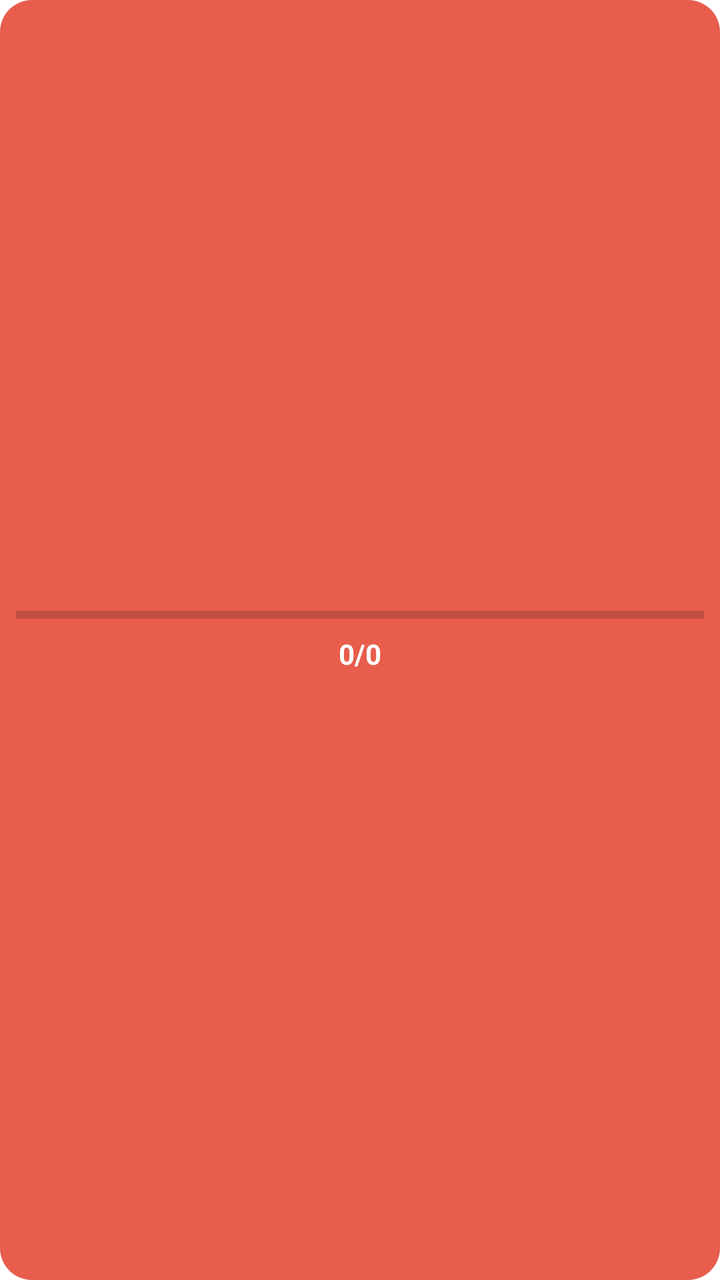
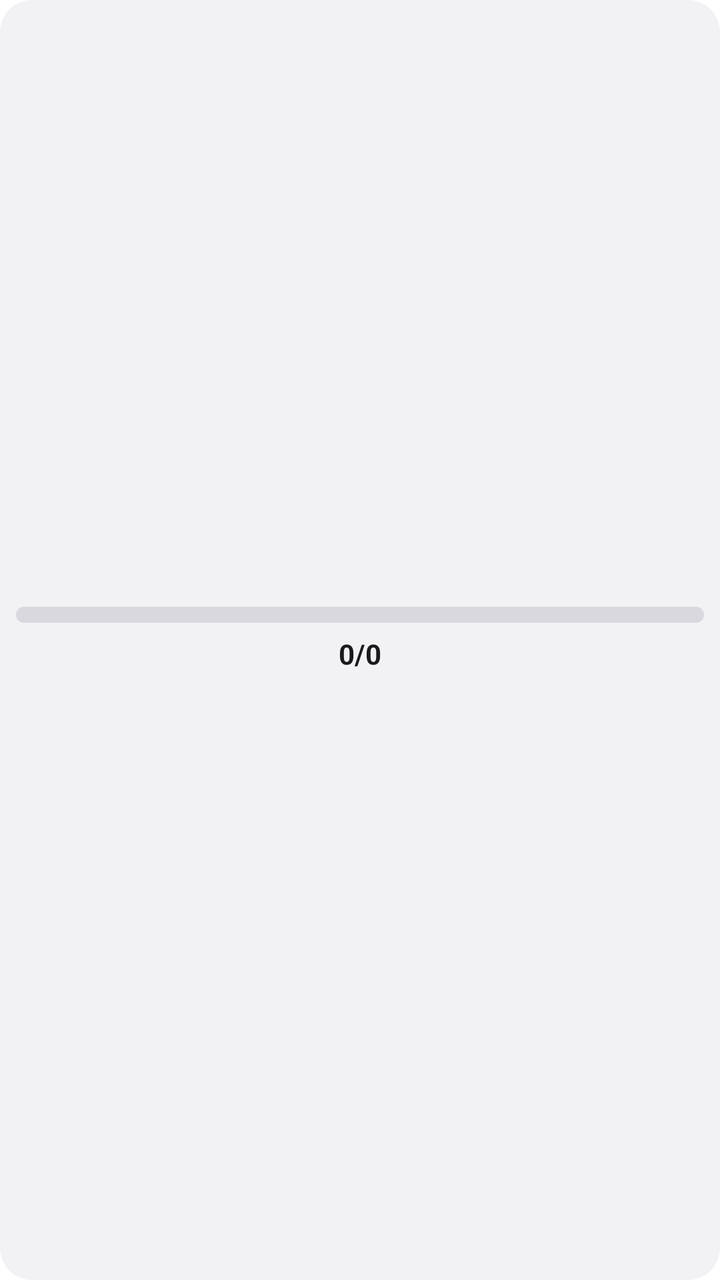

Two renders of the same Android screen: before a commit and after it. Below are the layout's source before the change and the commit's diff.
<!-- AndroidManifest.xml: fallback theme Theme.MaterialComponents.DayNight.NoActionBar -->
<!-- res/layout/widget_1x1.xml -->
<?xml version="1.0" encoding="utf-8"?>
<LinearLayout xmlns:android="http://schemas.android.com/apk/res/android"
    android:id="@+id/widget_root"
    android:layout_width="match_parent"
    android:layout_height="match_parent"
    android:background="@drawable/widget_background"
    android:gravity="center"
    android:orientation="vertical"
    android:padding="8dp">

    <ProgressBar
        android:id="@+id/widget_progress_bar"
        style="?android:attr/progressBarStyleHorizontal"
        android:layout_width="match_parent"
        android:layout_height="8dp"
        android:max="100"
        android:progress="0" />

    <TextView
        android:id="@+id/widget_progress"
        android:layout_width="wrap_content"
        android:layout_height="wrap_content"
        android:layout_marginTop="6dp"
        android:text="0/0"
        android:textColor="#FFFFFFFF"
        android:textSize="14sp"
        android:textStyle="bold" />

    <TextView
        android:id="@+id/widget_days"
        android:layout_width="wrap_content"
        android:layout_height="wrap_content"
        android:visibility="gone" />

    <TextView
        android:id="@+id/widget_stats"
        android:layout_width="wrap_content"
        android:layout_height="wrap_content"
        android:visibility="gone" />

    <TextView
        android:id="@+id/widget_add"
        android:layout_width="wrap_content"
        android:layout_height="wrap_content"
        android:visibility="gone" />
</LinearLayout>
<!-- resources referenced by this layout -->
<resources>
  <!-- drawable widget_background (drawable) -->
  <?xml version="1.0" encoding="utf-8"?>
  <shape xmlns:android="http://schemas.android.com/apk/res/android"
      android:shape="rectangle">
      <solid android:color="#E85D4C" />
      <corners android:radius="16dp" />
  </shape>
</resources>

<!-- the commit's change to res/layout/widget_1x1.xml (unified diff, before → after) -->
@@ -14,7 +14,8 @@
         android:layout_width="match_parent"
         android:layout_height="8dp"
         android:max="100"
-        android:progress="0" />
+        android:progress="0"
+        android:progressDrawable="@drawable/widget_progress" />
 
     <TextView
         android:id="@+id/widget_progress"
@@ -22,7 +23,7 @@
         android:layout_height="wrap_content"
         android:layout_marginTop="6dp"
         android:text="0/0"
-        android:textColor="#FFFFFFFF"
+        android:textColor="@color/widget_on_background"
         android:textSize="14sp"
         android:textStyle="bold" />
 
@@ -30,17 +31,20 @@
         android:id="@+id/widget_days"
         android:layout_width="wrap_content"
         android:layout_height="wrap_content"
+        android:textColor="@color/widget_on_background_secondary"
         android:visibility="gone" />
 
     <TextView
         android:id="@+id/widget_stats"
         android:layout_width="wrap_content"
         android:layout_height="wrap_content"
+        android:textColor="@color/widget_on_background_tertiary"
         android:visibility="gone" />
 
     <TextView
         android:id="@+id/widget_add"
         android:layout_width="wrap_content"
         android:layout_height="wrap_content"
+        android:textColor="@color/widget_button_text"
         android:visibility="gone" />
 </LinearLayout>
<!-- resource entries referenced after the edit -->
@@ -1,11 +1,36 @@
 <!-- resources referenced by this layout -->
 <resources>
+  <color name="widget_button_text">#FFFFFF</color>
+  <color name="widget_on_background">#1A1A1C</color>
+  <color name="widget_on_background_secondary">#6B6B73</color>
+  <color name="widget_on_background_tertiary">#8E8E96</color>
   <!-- drawable widget_background (drawable) -->
   <?xml version="1.0" encoding="utf-8"?>
   <shape xmlns:android="http://schemas.android.com/apk/res/android"
       android:shape="rectangle">
-      <solid android:color="#E85D4C" />
+      <solid android:color="@color/widget_background" />
       <corners android:radius="16dp" />
   </shape>
+  <!-- drawable widget_progress (drawable) -->
+  <?xml version="1.0" encoding="utf-8"?>
+  <layer-list xmlns:android="http://schemas.android.com/apk/res/android">
+      <item android:id="@android:id/background">
+          <shape android:shape="rectangle">
+              <corners android:radius="4dp" />
+              <solid android:color="@color/widget_progress_track" />
+          </shape>
+      </item>
+      <item android:id="@android:id/progress">
+          <clip>
+              <shape android:shape="rectangle">
+                  <corners android:radius="4dp" />
+                  <solid android:color="@color/widget_progress_fill" />
+              </shape>
+          </clip>
+      </item>
+  </layer-list>
+  <color name="widget_background">#F2F2F4</color>
+  <color name="widget_progress_track">#D8D8DE</color>
+  <color name="widget_progress_fill">#5C6BC0</color>
 </resources>
 
